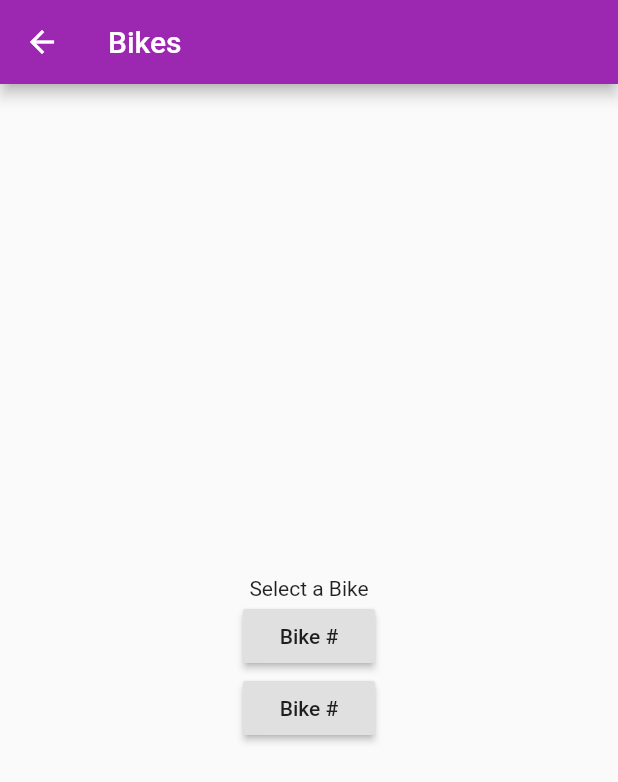
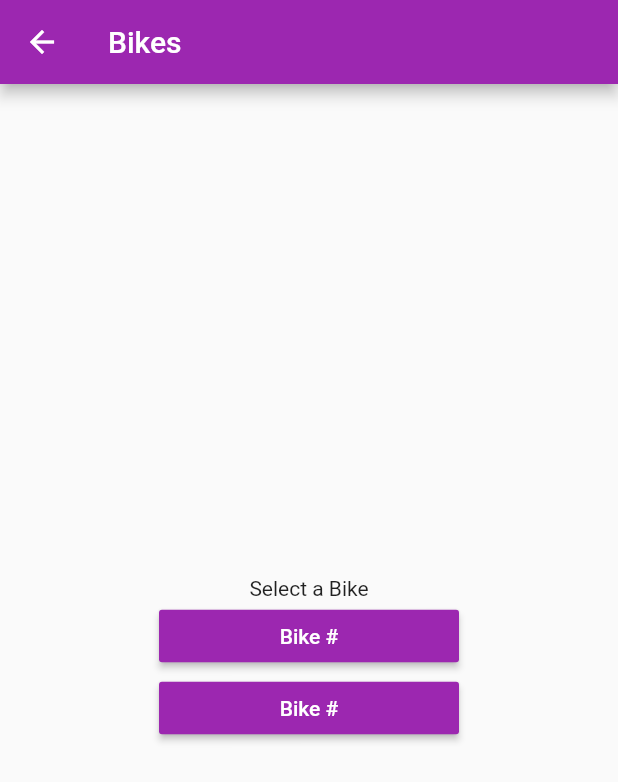
Before and after one commit to SiamakSamie/conuhacks, a Flutter app: the screen it shows after launch, after a tap on "Take out Bike", on a phone screen of 412 x 824 dp. Shown: the top 782 px of the screen. Run offline on Flutter 3.47's test engine with Material 2 defaults, Android fonts, the phone set to English and light mode, and no system bars; our stand-ins replace google_maps_flutter.

Commit message:
Layout changes

```diff
--- a/lib/bikes/bikePage.dart
+++ b/lib/bikes/bikePage.dart
@@ -13,8 +13,11 @@ class BikePage extends StatelessWidget {
         mainAxisAlignment: MainAxisAlignment.center,
         children: <Widget>[
           Text("Select a Bike"),
-          RaisedButton(
-            child: Text('Bike #'),
+          ButtonTheme(
+                minWidth: 200.0,
+                height: 35.0,
+                child: RaisedButton(
+            child: Text('Bike #', style: TextStyle(color: Colors.white)),
             onPressed: () {
                   Navigator.push(
                     context,
@@ -22,9 +25,12 @@ class BikePage extends StatelessWidget {
                         builder: (context) => new YourBikePage()),
                   );
               },
-          ),
-          RaisedButton(
-            child: Text('Bike #'),
+          )),
+          ButtonTheme(
+                minWidth: 200.0,
+                height: 35.0,
+                child:  RaisedButton(
+            child: Text('Bike #', style: TextStyle(color: Colors.white)),
             onPressed: () {
                   Navigator.push(
                     context,
@@ -32,7 +38,7 @@ class BikePage extends StatelessWidget {
                         builder: (context) => new YourBikePage()),
                   );
               },
-          ),
+          ),)
         ],
       )),
     );
--- a/lib/billing/billingPage.dart
+++ b/lib/billing/billingPage.dart
@@ -25,7 +25,10 @@ class BillingPage extends StatelessWidget {
               Padding(
               padding: EdgeInsets.all(8.0),
               child: Text('Saved Amount: \$${format(_savings)}')),
-            new RaisedButton(child: Text('Previous Months'), onPressed: () {}),
+            ButtonTheme(
+                minWidth: 200.0,
+                height: 35.0,
+                child: new RaisedButton(child: Text('Previous Months', style: TextStyle(color: Colors.white)), onPressed: () {}),)
           ])
         ]),
       ),
@@ -40,6 +43,6 @@ class BillingPage extends StatelessWidget {
    return totalAmount-savedAmount;
  }
 
- double _total = 90.00;
- double _savings = 20.00;
+ final double _total = 90.00;
+ final double _savings = 20.00;
 }
--- a/lib/main.dart
+++ b/lib/main.dart
@@ -12,7 +12,7 @@ class MyApp extends StatelessWidget {
     return MaterialApp(
       title: 'Bix-cité',
       theme: ThemeData(primarySwatch: Colors.purple),
-      home: MyHomePage(title: 'Main Page'),
+      home: MyHomePage(title: 'Bix-cité'),
     );
   }
 }
@@ -35,29 +35,43 @@ class _MyHomePageState extends State<MyHomePage> {
       ),
       body: Center(
         child: Column(
-          mainAxisAlignment: MainAxisAlignment.center,
+          mainAxisAlignment: MainAxisAlignment.start,
           children: <Widget>[
-            new RaisedButton(
+            Padding(
+                padding: EdgeInsets.all(20.0),
+                child: Image.asset('images/bikee.jpg', width: 150.0)),
+            ButtonTheme(
+                minWidth: 200.0,
+                height: 35.0,
+                child: new RaisedButton(
                     materialTapTargetSize: MaterialTapTargetSize.padded,
-                child: Text('View the Map'),
+                    child: Text('View the Map',
+                        style: TextStyle(color: Colors.white)),
                     onPressed: () {
                       Navigator.push(
                         context,
                         new MaterialPageRoute(builder: (context) => Map()),
                       );
-                }),
-            new RaisedButton(
-              child: Text('Take out Bike'),
+                    })),
+            ButtonTheme(
+                minWidth: 200.0,
+                height: 35.0,
+                child: new RaisedButton(
+                    child: Text('Take out Bike',
+                        style: TextStyle(color: Colors.white)),
                     onPressed: () {
                       Navigator.push(
                         context,
                         new MaterialPageRoute(
                             builder: (context) => new BikePage()),
                       );
-              }
-            ),
-            new RaisedButton(
-              child: Text('View current Bill'),
+                    })),
+            ButtonTheme(
+                minWidth: 200.0,
+                height: 35.0,
+                child: new RaisedButton(
+                  child: Text('View current Bill',
+                      style: TextStyle(color: Colors.white)),
                   onPressed: () {
                     Navigator.push(
                       context,
@@ -65,7 +79,7 @@ class _MyHomePageState extends State<MyHomePage> {
                           builder: (context) => new BillingPage()),
                     );
                   },
-            ),
+                )),
           ],
         ),
       ),
--- a/pubspec.yaml
+++ b/pubspec.yaml
@@ -36,8 +36,8 @@ flutter:
   # the material Icons class.
   uses-material-design: true
   # To add assets to your application, add an assets section, like this:
-  # assets:
-  #  - images/a_dot_burr.jpeg
+  assets:
+     - images/bikee.jpg
   #  - images/a_dot_ham.jpeg
   # An image asset can refer to one or more resolution-specific "variants", see
   # https://flutter.io/assets-and-images/#resolution-aware.
```
Also changed, not shown: images/bikee.jpg (added). Lines whose indentation alone changed are shown as unchanged.
